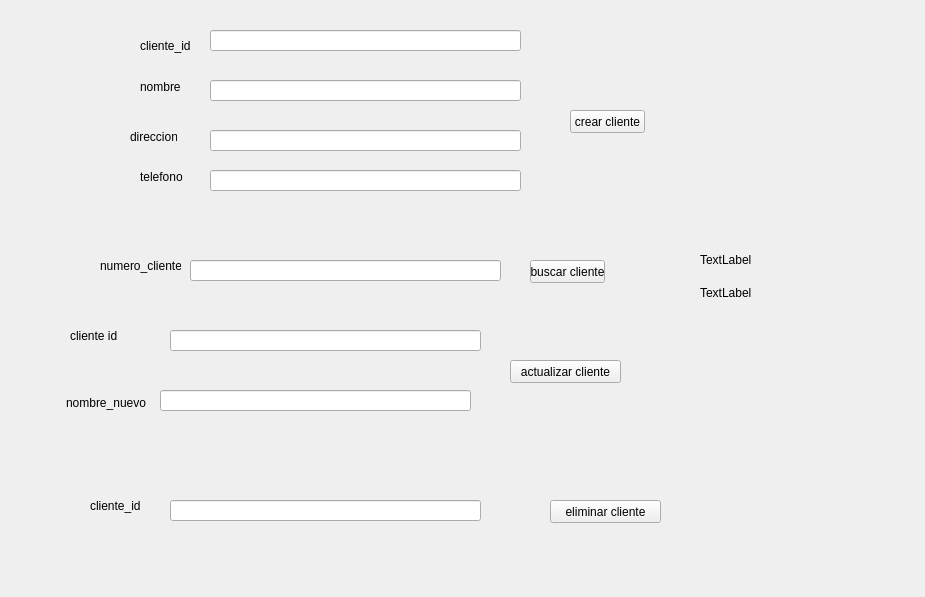
Old version of the form cliente.ui in the repository santi2113/final_progra4.
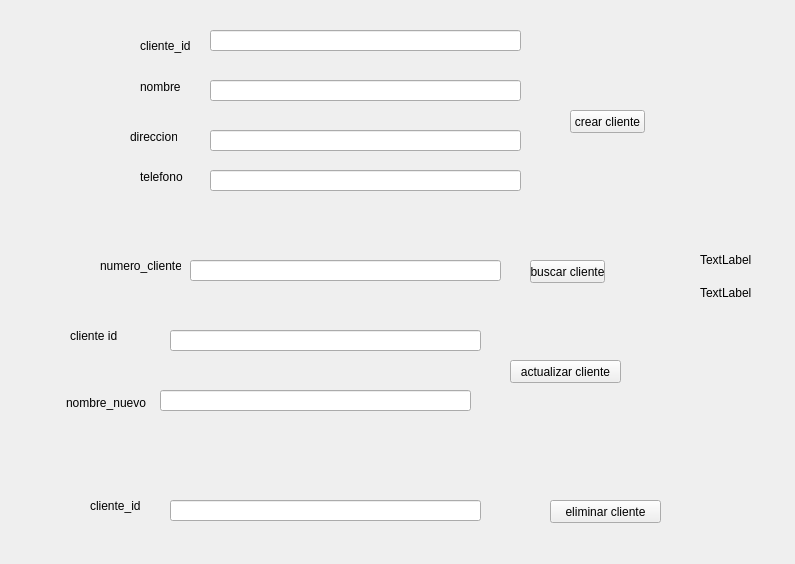
New version of the form.

Patch:
```diff
--- a/cliente.ui
+++ b/cliente.ui
@@ -6,8 +6,8 @@
    <rect>
     <x>0</x>
     <y>0</y>
-    <width>925</width>
-    <height>597</height>
+    <width>795</width>
+    <height>564</height>
    </rect>
   </property>
   <property name="windowTitle">
```
